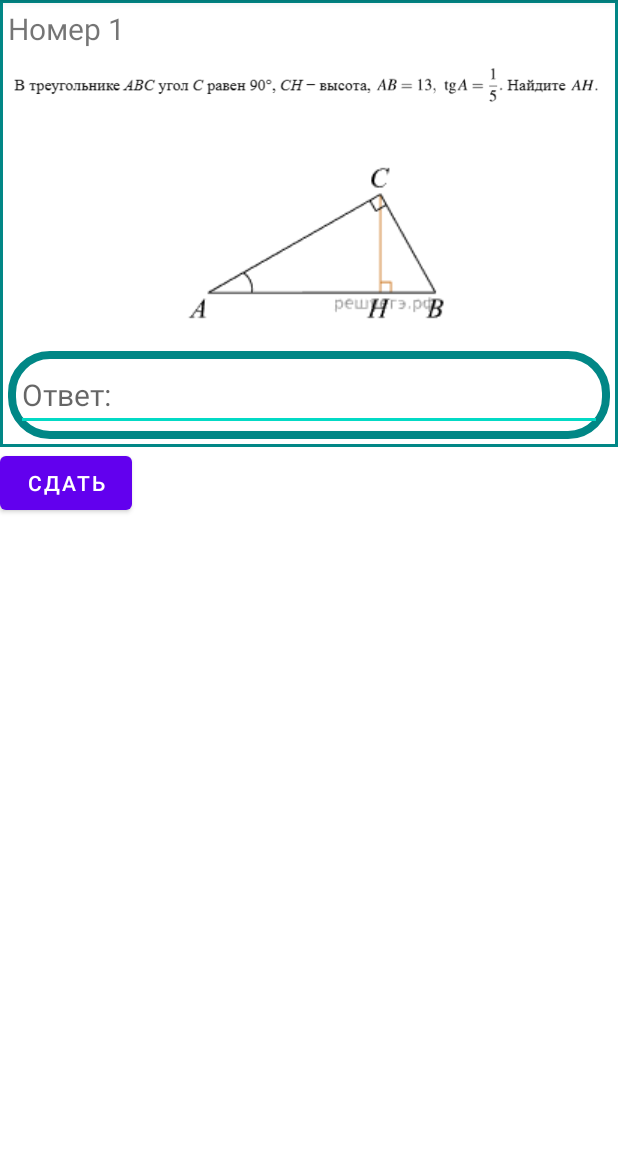
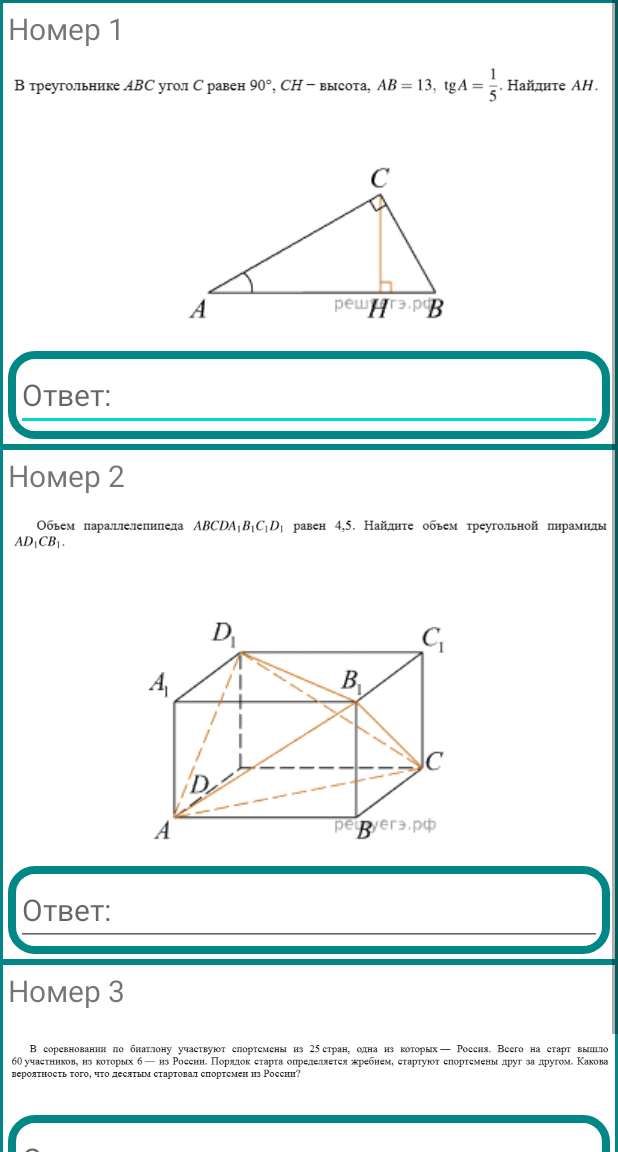
Before and after one commit to igor05max/Proekt, an Android app: the WRActivity screen opened directly, with no data from a screen before it, on a phone screen of 412 x 824 dp, the part 84-1236 px from its top. Run offline under Robolectric (Android 15) with nearby library versions, the phone set to English and light mode, and no system bars; 1 statement that could not run was skipped.

Commit message:
Initial commit

```diff
--- /dev/null
+++ b/app/src/main/java/com/example/proekt/WProfile.java
@@ -0,0 +1,37 @@
+package com.example.proekt;
+
+import java.util.ArrayList;
+import java.util.List;
+
+
+public class WProfile {
+    private int number;
+    List<List<String>> mass1 = new ArrayList<>();
+    List<String> task1 = new ArrayList<>();
+
+    List<String> answer1 = new ArrayList<>();
+    List<String> answer2 = new ArrayList<>();
+
+
+
+    public WProfile() {
+        task1.add("@drawable/task_w_1_1");
+        task1.add("@drawable/task_w_1_2");
+        answer1.add("12,5");
+        answer1.add("1,5");
+        answer1.add("0,1");
+    }
+
+    public int getNumber() {
+        return number;
+    }
+
+    public void setNumber(int number) {
+        this.number = number;
+    }
+
+    public String getAnswerNumber(int number) {
+        return answer1.get(number - 1).toString();
+    }
+
+}
--- a/app/src/main/java/com/example/proekt/WRActivity.java
+++ b/app/src/main/java/com/example/proekt/WRActivity.java
@@ -4,19 +4,56 @@ import androidx.appcompat.app.AppCompatActivity;
 
 import android.content.Intent;
 import android.os.Bundle;
+import android.view.View;
+import android.widget.Button;
+import android.widget.EditText;
 import android.widget.Toast;
 
+import java.util.ArrayList;
+import java.util.List;
+import java.util.Objects;
+
 public class WRActivity extends AppCompatActivity {
+
+    private WProfile wProfile;
+    EditText editText, editText2, editText3;
 
     @Override
     protected void onCreate(Bundle savedInstanceState) {
         super.onCreate(savedInstanceState);
         setContentView(R.layout.activity_wractivity);
 
+        wProfile = new WProfile();
+
+
+        editText = findViewById(R.id.task1);
+        editText2 = findViewById(R.id.task2);
+        editText3 = findViewById(R.id.task3);
+
         Intent intent = getIntent();
         String number = intent.getStringExtra("wariant_number");
+        int n = Integer.parseInt(number);
+        wProfile.setNumber(n);
 
+        Button button = findViewById(R.id.button);
+        button.setOnClickListener(new View.OnClickListener() {
+            @Override
+            public void onClick(View v) {
 
+                EditText[] mass = {editText, editText2, editText3};
+                int count = 0;
+                for (EditText el: mass) {
+                    count ++;
 
+                    if (Objects.equals(wProfile.getAnswerNumber(count), el.getText().toString())) {
+                        el.setBackgroundColor(getColor(R.color.green));
+                    }
+                    else if (!el.getText().toString().equals("")) {
+                        el.setBackgroundColor(getColor(R.color.red));
+                    }
+                }
+
+            }
+        });
     }
 }
--- a/app/src/main/res/drawable/input.xml
+++ b/app/src/main/res/drawable/input.xml
@@ -8,7 +8,7 @@
     </stroke>
     <solid android:color="#0000" />
 <corners
-    android:radius="25dp"
+    android:radius="15dp"
     >
 
 </corners>
--- a/app/src/main/res/layout/activity_wractivity.xml
+++ b/app/src/main/res/layout/activity_wractivity.xml
@@ -55,7 +55,61 @@
                         android:layout_height="wrap_content"
                         android:background="@drawable/input">
                         <EditText
-                            android:id="@+id/editTextTextPersonName2"
+                            android:id="@+id/task1"
+                            android:layout_margin="5dp"
+                            android:layout_width="match_parent"
+                            android:layout_height="wrap_content"
+                            android:textSize="20dp"
+                            android:hint="Ответ:"
+
+                            />
+                    </LinearLayout>
+
+
+                </LinearLayout>
+
+            </LinearLayout>
+
+            <LinearLayout
+                android:layout_width="match_parent"
+                android:layout_height="wrap_content"
+                android:background="@drawable/task"
+                >
+                <LinearLayout
+                    android:layout_width="match_parent"
+                    android:layout_height="wrap_content"
+                    android:layout_margin="5dp"
+                    android:orientation="vertical"
+
+                    >
+
+                    <TextView
+                        android:layout_width="match_parent"
+                        android:layout_height="wrap_content"
+                        android:text="Номер 2"
+                        android:textSize="20dp"/>
+
+                    <ImageView
+                        android:layout_width="match_parent"
+                        android:layout_height="wrap_content"
+                        android:src="@drawable/task_w_1_2_1"
+                        >
+                    </ImageView>
+                    <ImageView
+                        android:layout_width="match_parent"
+                        android:layout_height="wrap_content"
+                        android:src="@drawable/task_w_1_2_2"
+                        >
+
+                    </ImageView>
+
+
+                    <LinearLayout
+                        android:layout_width="match_parent"
+                        android:layout_height="wrap_content"
+                        android:background="@drawable/input">
+                        <EditText
+                            android:id="@+id/task2"
                             android:layout_margin="5dp"
                             android:layout_width="match_parent"
                             android:layout_height="wrap_content"
@@ -64,12 +118,65 @@
                             />
                     </LinearLayout>
 
+                </LinearLayout>
+
+            </LinearLayout>
+
+
+            <LinearLayout
+                android:layout_width="match_parent"
+                android:layout_height="wrap_content"
+                android:background="@drawable/task"
+                >
+                <LinearLayout
+                    android:layout_width="match_parent"
+                    android:layout_height="wrap_content"
+                    android:layout_margin="5dp"
+                    android:orientation="vertical"
+
+                    >
+
+                    <TextView
+                        android:layout_width="match_parent"
+                        android:layout_height="wrap_content"
+                        android:text="Номер 3"
+                        android:textSize="20dp"/>
+
+                    <ImageView
+                        android:layout_width="match_parent"
+                        android:layout_height="wrap_content"
+                        android:src="@drawable/task_w_1_3_1"
+                        >
+                    </ImageView>
+                    <ImageView
+                        android:layout_width="match_parent"
+                        android:layout_height="wrap_content"
+
+                        >
+
+                    </ImageView>
+
+                    <LinearLayout
+                        android:layout_width="match_parent"
+                        android:layout_height="wrap_content"
+                        android:background="@drawable/input">
+                        <EditText
+                            android:id="@+id/task3"
+                            android:layout_margin="5dp"
+                            android:layout_width="match_parent"
+                            android:layout_height="wrap_content"
+                            android:textSize="20dp"
+                            android:hint="Ответ:"
+                            />
+                    </LinearLayout>
 
                 </LinearLayout>
+
             </LinearLayout>
 
 
             <Button
+                android:id="@+id/button"
                 android:layout_width="wrap_content"
                 android:layout_height="wrap_content"
                 android:text="сдать"
```
Also changed, not shown: app/src/main/res/drawable/task_w_1_2_1.PNG (added), app/src/main/res/drawable/task_w_1_2_2.PNG (added), app/src/main/res/drawable/task_w_1_3_1.PNG (added).
